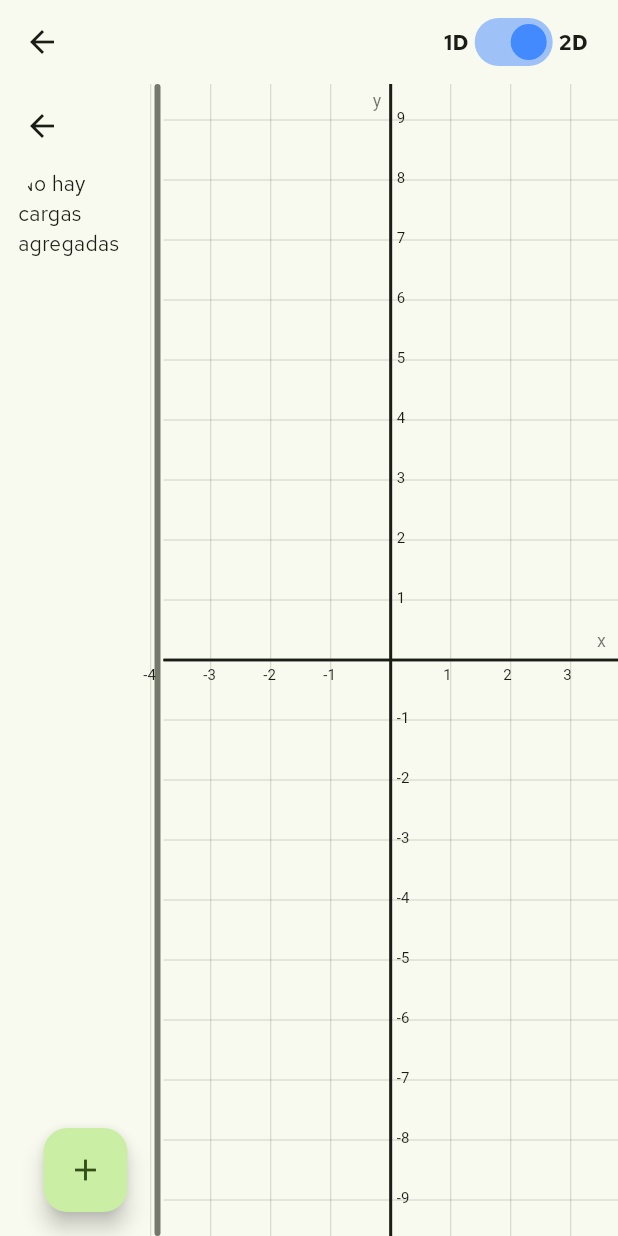
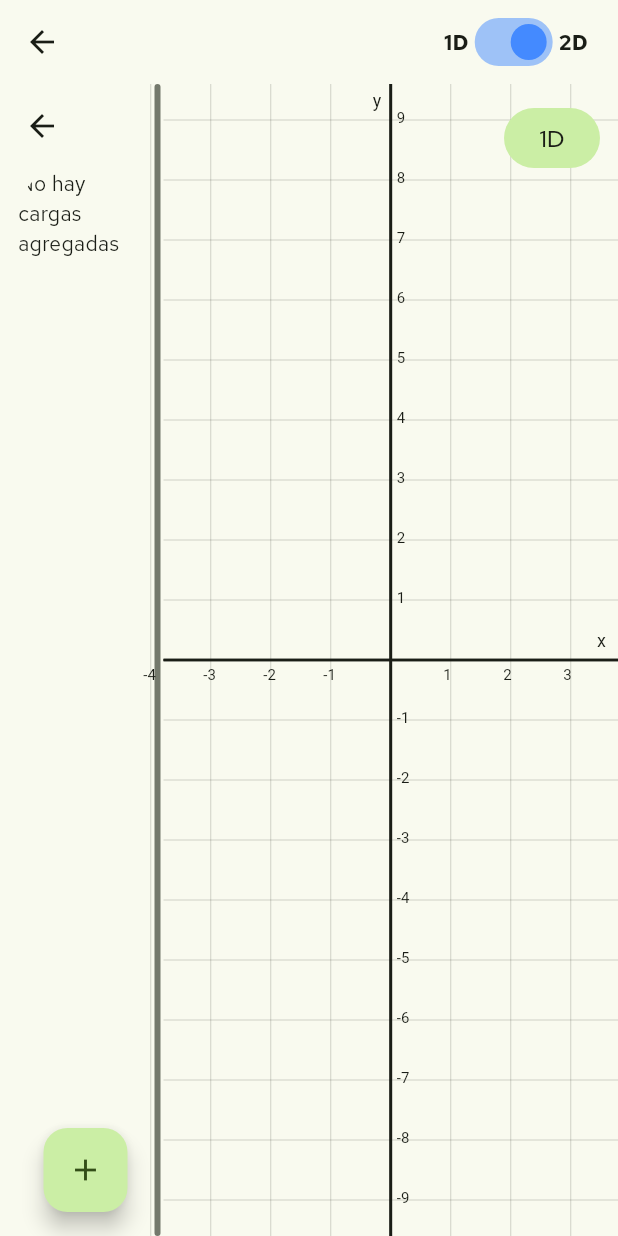
Before and after one commit to mcmarin21/simulador_cargas, a Flutter app: the screen it shows after launch, after a tap on "Iniciar", on a phone screen of 412 x 824 dp. Run offline on Flutter 3.47's test engine with Material 3 defaults, Android fonts, the phone set to English and light mode, and no system bars; our stand-ins replace google_fonts.

Commit message:
Reescritura de motor de renderizado

```diff
--- a/lib/domain/simulator_painter.dart
+++ b/lib/domain/simulator_painter.dart
@@ -30,7 +30,7 @@
     if (esModo2D) {
       _drawGrid(canvas, size, centro);
       _drawAxes(canvas, size, centro);
-      // _drawPoints(canvas, centro);
+      _drawCargas(canvas, centro);
     } else {
       _drawNumberLine(canvas, size, centro);
       // _drawPointsOn1D(canvas, size, center);
@@ -102,13 +102,13 @@
       canvas,
       'x',
       Offset(size.width - 14, center.dy - 20),
-      const TextStyle(color: Colors.black54, fontSize: 12),
+      TextStyle(color: colorScheme.onSurface, fontSize: 12),
     );
     _drawLabel(
       canvas,
       'y',
       Offset(center.dx - 12, 4),
-      const TextStyle(color: Colors.black54, fontSize: 12),
+      TextStyle(color: colorScheme.onSurface, fontSize: 12),
     );
 
     final firstCol = ((0 - center.dx) / escala).floor();
@@ -137,11 +137,9 @@
       ..color = colorScheme.onSurface
       ..strokeWidth = 1.8;
 
-    // Solo el eje horizontal centrado verticalmente
     final cy = size.height / 2;
     canvas.drawLine(Offset(0, cy), Offset(size.width, cy), axisPaint);
 
-    // Marcas y números
     final firstCol = ((0 - center.dx) / escala).floor();
     final lastCol = ((size.width - center.dx) / escala).ceil();
     final labelStyle = TextStyle(color: colorScheme.onSurface, fontSize: 11);
@@ -157,6 +155,37 @@
     }
   }
 
+  void _drawCargas(Canvas canvas, Offset centro){
+    for(final carga in cargas){
+      Paint colorPaint;
+      if(carga.magnitud > 0){
+        colorPaint = Paint()
+            ..color = Colors.red
+            ..style = PaintingStyle.fill;
+      }
+      else if(carga.magnitud < 0){
+        colorPaint = Paint()
+            ..color = Colors.blue
+            ..style = PaintingStyle.fill;
+      }
+      else{
+        colorPaint = Paint()
+          ..color = colorScheme.onSurface
+          ..style = PaintingStyle.fill;
+      }
+      final px = centro.dx + carga.pos.dx * escala;
+      final py = centro.dy - carga.pos.dy * escala;
+      canvas.drawCircle(
+          Offset(px, py), 7,
+          colorPaint
+      );
+      _drawLabel(canvas, carga.nombre, Offset(px + 10, py - 16), TextStyle(
+        color: colorScheme.onSurface,
+        fontSize: 12,
+      ));
+    }
+  }
+
   @override
   bool shouldRepaint(SimuladorPainter old) =>
     old.esModo2D != esModo2D || old.escala != escala || old.indexSeleccionada != indexSeleccionada || old.origen != origen || old.cargas != cargas;
--- a/lib/ui/panels/panel_viewport.dart
+++ b/lib/ui/panels/panel_viewport.dart
@@ -9,11 +9,13 @@
   final List<Carga> cargas;
   final bool modo2D;
   final ValueChanged<List<Carga>> onCargasChanged;
+  final GestureTapCallback onDimensionChange;
 
   const PanelViewport({
     required this.cargas,
     required this.modo2D,
     required this.onCargasChanged,
+    required this.onDimensionChange,
     super.key,
   });
 
@@ -30,27 +32,35 @@
   Offset _focalPointStart = Offset.zero;
   Offset _origenAlIniciar = Offset.zero;
   double _escalaAlIniciar = 40.0;
-  double _lastScale = 1.0;
+  double _lastEscala = 1.0;
   int _draggingIndex = -1;
 
-  Offset _PixelCoords(Offset tap) {
+  Offset _pixelCoords(Offset tap) {
     final cx = _canvasSize.width  / 2 + _origen.dx;
     final cy = _canvasSize.height / 2 + _origen.dy;
     return Offset((tap.dx - cx) / _escala, (cy - tap.dy) / _escala);
   }
 
-  Offset _CoordsPixel(Offset math){
+  Offset _coordsPixel(Offset math){
     final cx = _canvasSize.width  / 2 + _origen.dx;
     final cy = _canvasSize.height / 2 + _origen.dy;
     return Offset(cx + math.dx * _escala, cy - math.dy * _escala);
   }
 
-  int _hitTestCarga(Offset local) {
+  Offset _toMath(Offset tap, Size size) {
+    final cx = size.width / 2 + _origen.dx;
+    final cy = size.height / 2 + _origen.dy;
+    return Offset((tap.dx - cx) / _escala, (cy - tap.dy) / _escala);
+  }
+
+  int _hitTestCarga(Offset localPosition, Size size) {
+    final cx = size.width / 2 + _origen.dx;
+    final cy = size.height / 2 + _origen.dy;
     for (int i = 0; i < widget.cargas.length; i++) {
-      final c    = widget.cargas[i];
-      final posY = widget.modo2D ? c.pos.dy : 0.0;
-      final px   = _CoordsPixel(Offset(c.pos.dx, posY));
-      if ((local - px).distance < 24) return i;
+      final px = cx + widget.cargas[i].pos.dx * _escala;
+      final py = cy - widget.cargas[i].pos.dy * _escala;
+      final target = widget.modo2D ? Offset(px, py) : Offset(px, cy);
+      if ((localPosition - target).distance < 8) return i;
     }
     return -1;
   }
@@ -59,13 +69,13 @@
     final oldEscala = _escala;
     final newEscala = (_escala * ratio).clamp(10.0, 150.0);
 
-    final cx    = _canvasSize.width  / 2 + _origen.dx;
-    final cy    = _canvasSize.height / 2 + _origen.dy;
-    final mathX = (cursor.dx - cx) /  oldEscala;
-    final mathY = (cy - cursor.dy) /  oldEscala;
+    final cx = _canvasSize.width / 2 + _origen.dx;
+    final cy = _canvasSize.height / 2 + _origen.dy;
+    final mathX = (cursor.dx - cx) / oldEscala;
+    final mathY = (cy - cursor.dy) / oldEscala;
 
     _origen = Offset(
-      cursor.dx - _canvasSize.width  / 2 - mathX * newEscala,
+      cursor.dx - _canvasSize.width / 2 - mathX * newEscala,
       cursor.dy - _canvasSize.height / 2 + mathY * newEscala,
     );
     _escala = newEscala;
@@ -83,7 +93,6 @@
           });
 
           return Listener(
-            // Zoom con rueda del mouse / trackpad (scroll)
             onPointerSignal: (event) {
               if (event is PointerScrollEvent) {
                 setState(() {
@@ -92,31 +101,13 @@
                 });
               }
             },
-            child: GestureDetector(
-              // Tap: agregar carga si no hay ninguna en ese punto
-              onTapUp: (details) {
-                final hit = _hitTestCarga(details.localPosition);
-                if (hit != -1) return; // tap sobre carga existente → no agregar
-
-                final math = _PixelCoords(details.localPosition);
-
-                // Evitar duplicados (tolerancia 0.5 unidades)
-                final existe = widget.cargas.any((c) =>
-                (c.pos.dx - math.dx).abs() < 0.5 &&
-                    (c.pos.dy - math.dy).abs() < 0.5,
-                );
-                if (existe) return;
-
-                // Aquí puedes emitir el nuevo punto si quieres agregarlo desde afuera,
-                // o crear una Carga por defecto. Ajusta según tu lógica de negocio:
-                // widget.onCargasChanged([...widget.cargas, Carga(pos: math, ...)]);
-              },
-
-              // Inicio del gesto (pan / zoom trackpad / arrastrar carga)
+            child: Stack(
+              children: [
+                GestureDetector(
                   onScaleStart: (details) {
-                final hit = _hitTestCarga(details.localFocalPoint);
+                    final hit = _hitTestCarga(details.localFocalPoint, _canvasSize);
                     _draggingIndex = hit;
-                _lastScale     = 1.0;
+                    _lastEscala = 1.0;
 
                     if (hit == -1) {
                       _focalPointStart = details.localFocalPoint;
@@ -124,29 +115,24 @@
                       _escalaAlIniciar = _escala;
                     }
                   },
-
-              // Actualización del gesto
                   onScaleUpdate: (details) {
                     setState(() {
                       if (_draggingIndex >= 0) {
-                    // ── Mover carga ──────────────────────────────────────
-                    final math = _PixelCoords(details.localFocalPoint);
-                    final c    = widget.cargas[_draggingIndex];
+                        final math = _toMath(details.localFocalPoint, _canvasSize);
+                        final c = widget.cargas[_draggingIndex];
 
                         widget.cargas[_draggingIndex].pos = widget.modo2D
                             ? math
-                        : Offset(math.dx, c.pos.dy); // 1D: preserva Y
-
+                            : Offset(math.dx, c.pos.dy);
                         widget.onCargasChanged(List.from(widget.cargas));
                       } else {
-                    // ── Pan + zoom juntos (trackpad pinch / pan) ─────────
-                    final ratio     = details.scale / _lastScale;
-                    _lastScale      = details.scale;
+                        final ratio = details.scale / _lastEscala;
+                        _lastEscala = details.scale;
                         final newEscala = (_escala * ratio).clamp(10.0, 150.0);
 
                         final pan = details.localFocalPoint - _focalPointStart;
-                    final cx  = _canvasSize.width  / 2 + _origenAlIniciar.dx + pan.dx;
-                    final cy  = _canvasSize.height / 2 + _origenAlIniciar.dy + pan.dy;
+                        final cx = _canvasSize.width  / 2 + _origenAlIniciar.dx + pan.dx;
+                        final cy = _canvasSize.height / 2 + _origenAlIniciar.dy + pan.dy;
                         final mathX = (details.localFocalPoint.dx - cx) / _escala;
                         final mathY = (cy - details.localFocalPoint.dy) / _escala;
 
@@ -158,74 +144,93 @@
                       }
                     });
                   },
-
                   onScaleEnd: (_) => _draggingIndex = -1,
-
-              child: Stack(
-                children: [
-                  // ── Plano / regla ──────────────────────────────────────
-                  Positioned.fill(
                   child: CustomPaint(
                     painter: SimuladorPainter(
-                        cargas:           widget.cargas,
-                        escala:           _escala,
-                        origen:           _origen,
-                        esModo2D:         widget.modo2D,
-                        indexSeleccionada: widget.cargas.indexWhere(
-                              (c) => c.id == _cargaSeleccionada?.id,
+                        cargas: widget.cargas,
+                        escala: _escala,
+                        origen: _origen,
+                        esModo2D: widget.modo2D,
+                        indexSeleccionada: _draggingIndex,
+                        colorScheme: Theme.of(context).colorScheme
                     ),
-                        colorScheme: Theme.of(context).colorScheme,
+                    size: _canvasSize,
+                  )
+                ),
+
+                Positioned(
+                  top: 12,
+                  right: 12,
+                  child: TextButton(
+                    onPressed: widget.onDimensionChange,
+                    style: TextButton.styleFrom(
+                      foregroundColor: Theme.of(context).colorScheme.onPrimaryContainer,
+                      backgroundColor: Theme.of(context).colorScheme.primaryContainer,
+                    ),
+                    child: Text(
+                      widget.modo2D ? "1D" : "2D",
+                      style: TextTheme.of(context).titleMedium,
                     ),
                   ),
-                  ),
-
-                  // ── Esferas (cargas) ───────────────────────────────────
-                  ...widget.cargas.map((c) {
-                    final seleccionada = _cargaSeleccionada?.id == c.id;
-                    final colorC       = c.magnitud > 0 ? Colors.red : Colors.blue;
-
-                    final posY   = widget.modo2D ? c.pos.dy : 0.0;
-                    final pantalla = _CoordsPixel(Offset(c.pos.dx, posY));
-
-                    return Positioned(
-                      key:  ValueKey(c.id),
-                      left: pantalla.dx - 18,
-                      top:  pantalla.dy - 18,
-                      child: GestureDetector(
-                        onTap: () => setState(() =>
-                        _cargaSeleccionada = seleccionada ? null : c,
-                        ),
-                        child: Container(
-                          decoration: BoxDecoration(
-                            shape:  BoxShape.circle,
-                            border: Border.all(
-                              color: seleccionada
-                                  ? Theme.of(context).colorScheme.secondary
-                                  : Colors.white,
-                              width: seleccionada ? 3 : 1,
-                            ),
-                          ),
-                          child: CircleAvatar(
-                            radius:          18,
-                            backgroundColor: colorC,
-                            child: Text(
-                              c.magnitud > 0 ? '+' : '-',
-                              style: const TextStyle(
-                                color:      Colors.white,
-                                fontWeight: FontWeight.bold,
-                              ),
-                            ),
-                          ),
-                        ),
-                      ),
-                    );
-                  }),
+                )
               ],
-              ),
-            ),
+            )
           );
         },
       ),
     );
   }
 }
+
+// class PanelViewport extends StatelessWidget{
+//
+//   @override
+//   Widget build(BuildContext context) {
+//     return Stack(
+//       children: [
+//
+//         // ── Esferas (cargas) ───────────────────────────────────
+//         ...widget.cargas.map((c) {
+//           final seleccionada = _cargaSeleccionada?.id == c.id;
+//           final colorC       = c.magnitud > 0 ? Colors.red : Colors.blue;
+//
+//           final posY   = widget.modo2D ? c.pos.dy : 0.0;
+//           final pantalla = _coordsPixel(Offset(c.pos.dx, posY));
+//
+//           return Positioned(
+//             key:  ValueKey(c.id),
+//             left: pantalla.dx - 18,
+//             top:  pantalla.dy - 18,
+//             child: GestureDetector(
+//               onTap: () => setState(() =>
+//               _cargaSeleccionada = seleccionada ? null : c,
+//               ),
+//               child: Container(
+//                 decoration: BoxDecoration(
+//                   shape:  BoxShape.circle,
+//                   border: Border.all(
+//                     color: seleccionada
+//                         ? Theme.of(context).colorScheme.secondary
+//                         : Colors.white,
+//                     width: seleccionada ? 3 : 1,
+//                   ),
+//                 ),
+//                 child: CircleAvatar(
+//                   radius:          18,
+//                   backgroundColor: colorC,
+//                   child: Text(
+//                     c.magnitud > 0 ? '+' : '-',
+//                     style: const TextStyle(
+//                       color:      Colors.white,
+//                       fontWeight: FontWeight.bold,
+//                     ),
+//                   ),
+//                 ),
+//               ),
+//             ),
+//           );
+//         }),
+//       ],
+//     );
+//   }
+// }
--- a/lib/ui/screens/app_home.dart
+++ b/lib/ui/screens/app_home.dart
@@ -92,6 +92,9 @@
                 onCargasChanged: (nuevasCargas) {
                   setState(() => cargas = nuevasCargas);
                 },
+                onDimensionChange: () {
+                  setState(() => esModo2D = !esModo2D);
+                },
               ),
             ],
           ),
```
Lines whose indentation alone changed are shown as unchanged.
